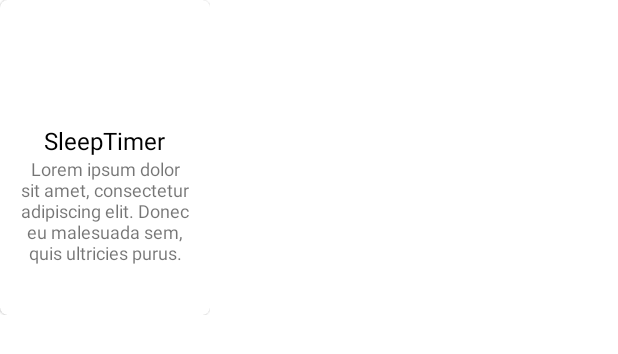
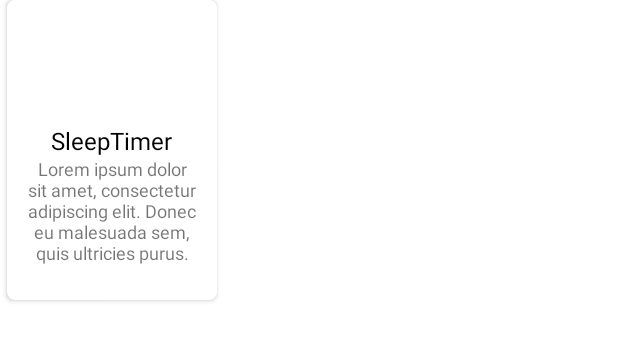
Before and after one commit to patsore/DeGoogle2, an Android app: the layout child_row_item.xml on its own in the app's theme, with its tools: preview values and no code run, on a phone screen of 412 x 824 dp. Shown: the top 354 px of the screen. Run offline under Robolectric (Android 15) with nearby library versions, the phone set to English and light mode, and no system bars.

```diff
--- a/app/src/main/res/layout/child_row_item.xml
+++ b/app/src/main/res/layout/child_row_item.xml
@@ -2,15 +2,17 @@
 <RelativeLayout xmlns:android="http://schemas.android.com/apk/res/android"
     xmlns:app="http://schemas.android.com/apk/res-auto"
     xmlns:tools="http://schemas.android.com/tools"
-    android:layout_width="wrap_content"
-    android:layout_height="wrap_content">
+    android:layout_width="150dp"
+    android:layout_height="220dp">
 
     <androidx.cardview.widget.CardView
+        android:layout_centerHorizontal="true"
+        android:layout_marginTop="0dp"
         android:layout_width="140dp"
-        android:layout_height="210dp"
+        android:layout_height="200dp"
         app:cardCornerRadius="5dp"
-        app:cardMaxElevation="2dp"
-        app:cardElevation="1dp">
+        app:cardMaxElevation="3dp"
+        app:cardElevation="2dp">
     <RelativeLayout
         android:layout_width="match_parent"
         android:layout_height="match_parent">
@@ -20,7 +22,8 @@
             android:layout_width="120dp"
             android:layout_height="70dp"
             android:layout_centerHorizontal="true"
-            android:layout_marginTop="10dp"/>
+            android:layout_marginTop="10dp"
+            android:elevation="5dp" />
 
         <TextView
             android:id="@+id/app_title"
@@ -38,6 +41,7 @@
             android:textColor="@color/black" />
 
         <TextView
+            android:id="@+id/app_description"
             android:layout_width="wrap_content"
             android:layout_height="wrap_content"
             android:layout_below="@+id/app_title"
@@ -45,8 +49,7 @@
             android:layout_marginEnd="10dp"
             android:gravity="center"
             android:text="Lorem ipsum dolor sit amet, consectetur adipiscing elit. Donec eu malesuada sem, quis ultricies purus."
-            android:textSize="12sp"
-            android:id="@+id/app_description"/>
+            android:textSize="12sp" />
 
 
     </RelativeLayout>
```
Also changed, not shown: app/build.gradle (+6 -1 lines), app/src/main/java/com/example/degoogle/NavBar.java (+50 -11 lines), app/src/main/java/com/example/degoogle/adapter/ChildItemRecyclerAdapter.java (+18 -9 lines), app/src/main/java/com/example/degoogle/adapter/MainRecyclerAdapter.java (+29 -15 lines), app/src/main/java/com/example/degoogle/model/AllCategories.java (+7 -9 lines).
